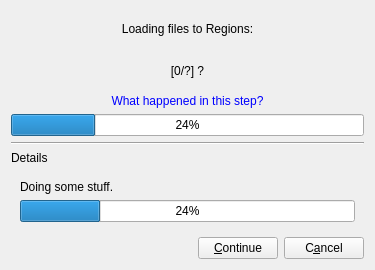
Qt form src/loadobjectui.ui (DreamHelium/dhlrc) before a commit.
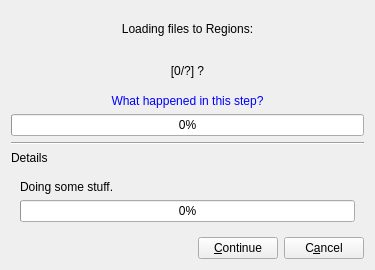
The same form after that commit. Custom widgets are drawn as their Qt base class.

```diff
--- a/src/loadobjectui.ui
+++ b/src/loadobjectui.ui
@@ -51,7 +51,7 @@
    <item>
     <widget class="QProgressBar" name="progressBar">
      <property name="value">
-      <number>24</number>
+      <number>0</number>
      </property>
     </widget>
    </item>
@@ -88,7 +88,7 @@
       <item>
        <widget class="QProgressBar" name="progressBar_2">
         <property name="value">
-         <number>24</number>
+         <number>0</number>
         </property>
        </widget>
       </item>
```
